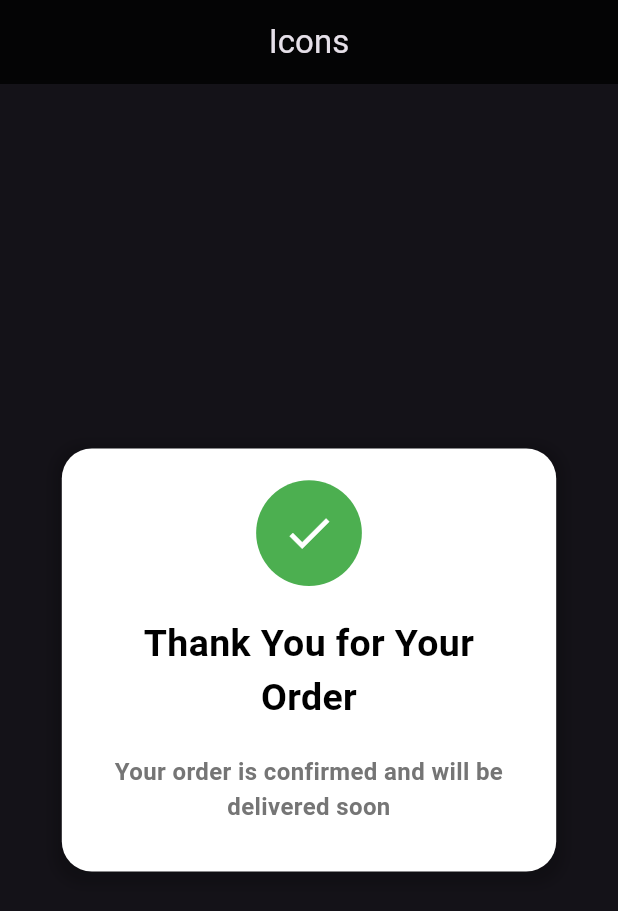
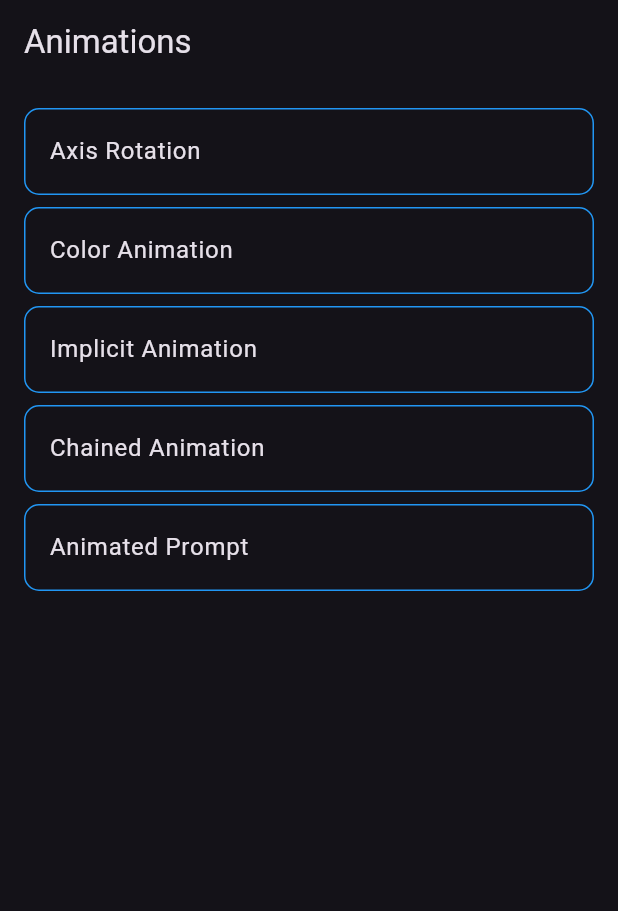
Before and after one commit to DikshantK2004/Flutter_animations, a Flutter app: the screen it shows after launch, on a phone screen of 412 x 824 dp. Shown: the top 911 px of the screen. Run offline on Flutter 3.47's test engine with Material 3 defaults, Android fonts, the phone set to English and light mode, and no system bars.

Commit message:
Added Animations HomePage

```diff
--- a/lib/animations/animated_prompt.dart
+++ b/lib/animations/animated_prompt.dart
@@ -57,8 +57,8 @@ class _AnimatedPromptState extends State<AnimatedPrompt>
 
   @override
   void dispose() {
+    super.dispose();
     _controller.dispose();
-    super.dispose();
   }
 
   @override
@@ -71,7 +71,7 @@ class _AnimatedPromptState extends State<AnimatedPrompt>
       appBar: AppBar(
         title: const Center(
           child: Text(
-            'Icons',
+            'Animated Prompt',
           ),
         ),
         backgroundColor: Colors.black.withOpacity(0.8),
--- /dev/null
+++ b/lib/homepage.dart
@@ -0,0 +1,72 @@
+import 'package:flutter/material.dart';
+import 'package:flutter_animations/animations/animated_prompt.dart';
+import 'package:flutter_animations/animations/axis_rotation.dart';
+import 'package:flutter_animations/animations/chained_animation.dart';
+import 'package:flutter_animations/animations/color_animation.dart';
+import 'package:flutter_animations/animations/implicit_animations.dart';
+
+var animations = List<Map<String, dynamic>>.from([
+  {
+    'title': 'Axis Rotation',
+    'animation': const AxisRotation(),
+  },
+  {
+    'title': 'Color Animation',
+    'animation': const ColorAnimation(),
+  },
+  {
+    'title': 'Implicit Animation',
+    'animation': const ImplicitAnimation(),
+  },
+  {
+    'title': 'Chained Animation',
+    'animation': const ChainedAnimation(),
+  },
+  {
+    'title': 'Animated Prompt',
+    'animation': const AnimatedPrompt(),
+  },
+]);
+
+class HomePage extends StatelessWidget {
+  const HomePage({super.key});
+
+  @override
+  Widget build(BuildContext context) {
+    return Scaffold(
+      appBar: AppBar(
+        title: const Text("Animations"),
+      ),
+      body: Padding(
+        padding: const EdgeInsets.all(16.0),
+        child: ListView.builder(
+          itemCount: animations.length,
+          itemBuilder: (context, index) {
+            return Padding(
+              padding: const EdgeInsets.only(
+                bottom: 8.0,
+              ),
+              child: ListTile(
+                shape: RoundedRectangleBorder(
+                  borderRadius: BorderRadius.circular(10),
+                  side: const BorderSide(
+                    color: Colors.blue,
+                  ),
+                ),
+                title: Text(animations[index]['title']),
+                onTap: () {
+                  Navigator.push(
+                    context,
+                    MaterialPageRoute(
+                      builder: (context) => animations[index]['animation'],
+                    ),
+                  );
+                },
+              ),
+            );
+          },
+        ),
+      ),
+    );
+  }
+}
--- a/lib/main.dart
+++ b/lib/main.dart
@@ -1,9 +1,5 @@
 import 'package:flutter/material.dart';
-import 'package:flutter_animations/animations/animated_prompt.dart';
-import 'package:flutter_animations/animations/axis_rotation.dart';
-import 'package:flutter_animations/animations/chained_animation.dart';
-import 'package:flutter_animations/animations/color_animation.dart';
-import 'package:flutter_animations/animations/implicit_animations.dart';
+import 'package:flutter_animations/homepage.dart';
 
 void main() {
   runApp(const MyApp());
@@ -22,7 +18,7 @@ class MyApp extends StatelessWidget {
       themeMode: ThemeMode.dark,
       debugShowCheckedModeBanner: false,
       debugShowMaterialGrid: false,
-      home: const AnimatedPrompt(),
+      home: const HomePage(),
     );
   }
 }
```
Also changed, not shown: lib/animations/axis_rotation.dart (+10 -1 lines), lib/animations/chained_animation.dart (+9 -1 lines), lib/animations/color_animation.dart (+8 -0 lines), lib/animations/implicit_animations.dart (+6 -1 lines).
